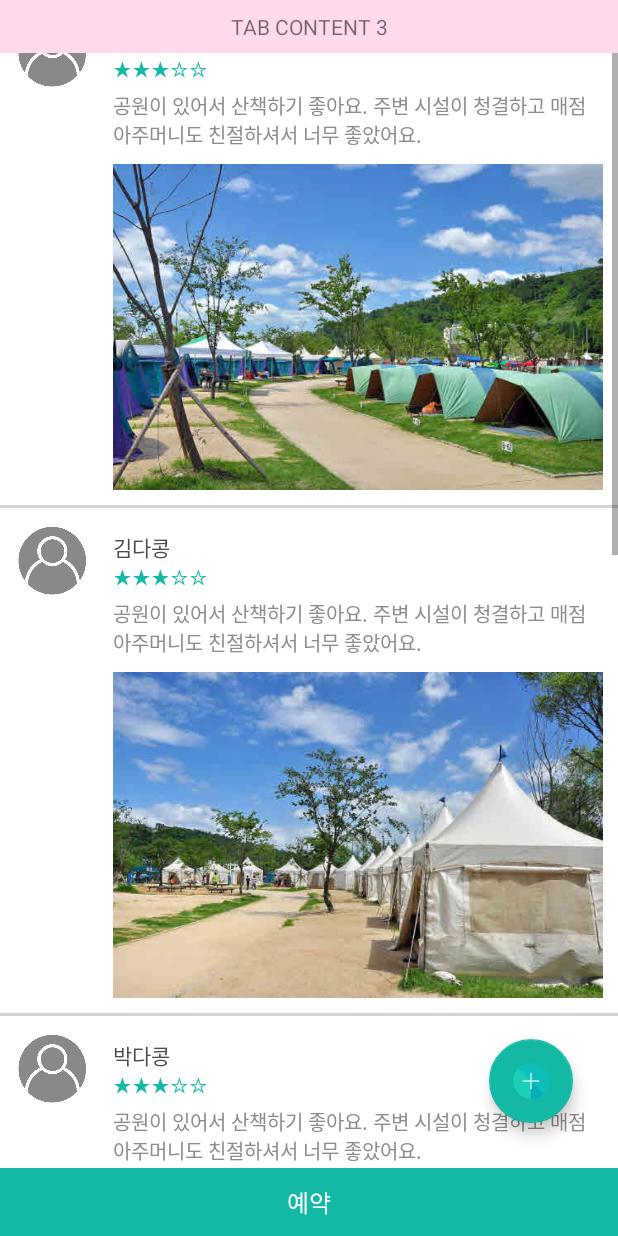
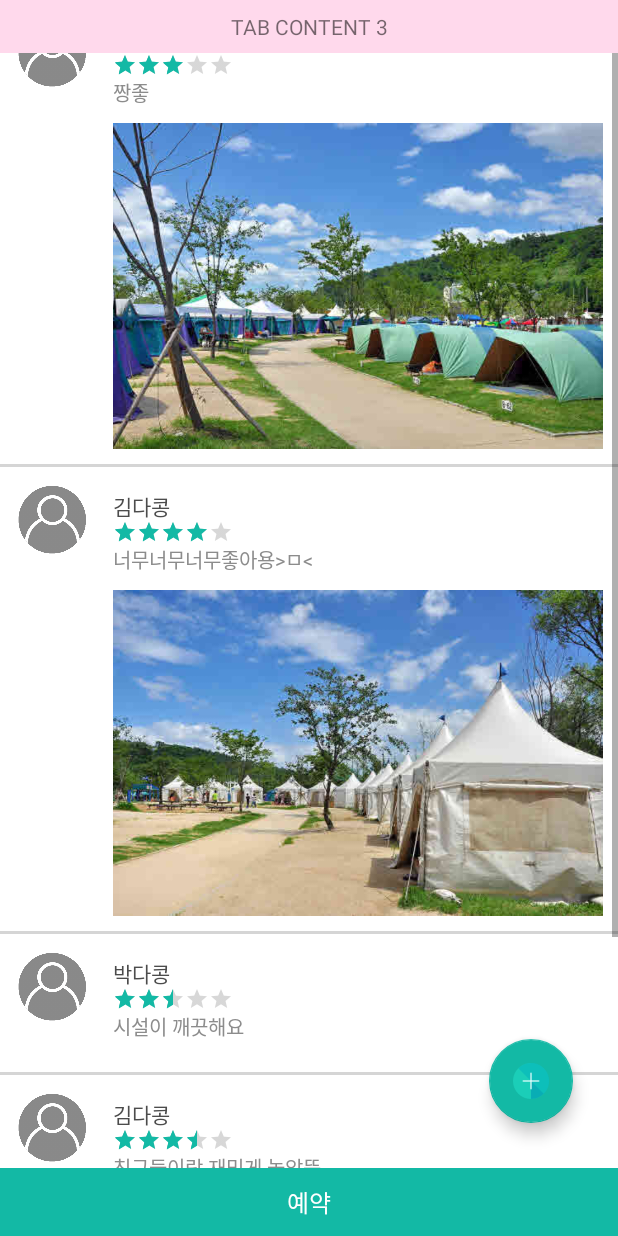
Before and after one commit to 2018SeoulMobilePlatform/EnDorphine, an Android app: the NanjiGuideActivity screen opened directly, with no data from a screen before it, on a phone screen of 412 x 824 dp. Run offline under Robolectric (Android 15) with nearby library versions, the phone set to English and light mode, and no system bars; libraries missing offline, so code that uses them is left out: com.melnykov.fab; plain views replace FloatingActionButton; 2 statements that could not run were skipped.

Commit message:
feat: add 리뷰쓰면 리뷰리스트에 업뎃되는 기능 구현

```diff
--- a/app/src/main/java/endorphine/icampyou/GuideMenu/NanjiGuideActivity.java
+++ b/app/src/main/java/endorphine/icampyou/GuideMenu/NanjiGuideActivity.java
@@ -38,14 +38,17 @@ public class NanjiGuideActivity extends Activity implements View.OnClickListener
     private ScrollView scrollView;  // 스크롤뷰
     private LinearLayout layout;    // 두번째 후기 탭
     private FloatingActionButton reviewAddButton;   // 후기작성버튼
+    private int userIcon;   // 유저 아이콘 이미지
+    private String nickName;    // 유저 닉네임
     private Intent intent;  // 인텐트
+    private LayoutInflater inflater;
 
     @Override
     protected void onCreate(Bundle savedInstanceState) {
         super.onCreate(savedInstanceState);
 
         // 페이지뷰에 사진 페이지 저장
-        LayoutInflater inflater = getLayoutInflater();
+        inflater = getLayoutInflater();
         pageViews = new ArrayList<View>();
         pageViews.add(inflater.inflate(R.layout.page01, null));
         pageViews.add(inflater.inflate(R.layout.page02, null));
@@ -116,19 +119,15 @@ public class NanjiGuideActivity extends Activity implements View.OnClickListener
         // 후기 데이터 설정
         reviewData = new ArrayList<>();
 
+        // 유저 아이콘이랑 닉네임 설정
+        userIcon = R.drawable.user_icon;
+        nickName = "김다콩";
+
         // 후기 아이템들 추가
-        ReviewListItem review1 = new ReviewListItem(R.drawable.user_icon,"이다콩","★★★☆☆",R.drawable.nanji_1);
-        ReviewListItem review2 = new ReviewListItem(R.drawable.user_icon,"김다콩","★★★☆☆",R.drawable.nanji_2);
-        ReviewListItem review3 = new ReviewListItem(R.drawable.user_icon,"박다콩","★★★☆☆",0);
-        ReviewListItem review4 = new ReviewListItem(R.drawable.user_icon,"김다콩","★★★☆☆",R.drawable.nanji_2);
-        ReviewListItem review5 = new ReviewListItem(R.drawable.user_icon,"김다콩","★★★☆☆",R.drawable.nanji_2);
-        ReviewListItem review6 = new ReviewListItem(R.drawable.user_icon,"김다콩","★★★☆☆",R.drawable.nanji_2);
-        reviewData.add(review1);
-        reviewData.add(review2);
-        reviewData.add(review3);
-        reviewData.add(review4);
-        reviewData.add(review5);
-        reviewData.add(review6);
+        addReviewList(R.drawable.user_icon,"이다콩",3,R.drawable.nanji_1,"짱좋");
+        addReviewList(R.drawable.user_icon,"김다콩",4,R.drawable.nanji_2,"너무너무너무좋아용>ㅁ<");
+        addReviewList(R.drawable.user_icon,"박다콩",(float)2.5,0,"시설이 깨끗해요");
+        addReviewList(R.drawable.user_icon,"김다콩",(float)3.5,R.drawable.nanji_2,"친구들이랑 재밌게 놀았뜸");
 
         // 어댑터로 후기 리스트에 아이템 뿌려주기
         adapter = new ReviewListViewAdapter(inflater, R.layout.review_listview_item, reviewData);
@@ -163,4 +162,35 @@ public class NanjiGuideActivity extends Activity implements View.OnClickListener
                 break;
         }
     }
+
+    // 리뷰 액티비티 갔다가 끝나면 여기로
+    @Override
+    protected void onResume() {
+        super.onResume();
+
+        float starNum;
+        String campingPlace;
+        String reviewContent;
+        int reviewImage;
+
+        intent = getIntent();
+
+        if(intent.getStringExtra("review_content") != null){
+            // 인텐트로 리뷰 값 받아오기
+            starNum = intent.getFloatExtra("star",0);
+            campingPlace = intent.getStringExtra("camping_place");
+            reviewContent = intent.getStringExtra("review_content");
+            reviewImage = intent.getIntExtra("review_image",0);
+            // 리스트에 추가하기
+            addReviewList(userIcon, nickName, starNum, reviewImage, reviewContent);
+            adapter = new ReviewListViewAdapter(inflater, R.layout.review_listview_item, reviewData);
+            reviewList.setAdapter(adapter);
+        }
+    }
+
+    // 후기 리스트에 아이템 추가하는 메소드
+    private void addReviewList(int userIcon, String nickName, float star, int reviewImage, String reviewContent){
+        ReviewListItem reviewItem = new ReviewListItem(userIcon, nickName, star, reviewImage, reviewContent);
+        reviewData.add(reviewItem);
+    }
 }
--- a/app/src/main/java/endorphine/icampyou/GuideMenu/ReviewListItem.java
+++ b/app/src/main/java/endorphine/icampyou/GuideMenu/ReviewListItem.java
@@ -10,15 +10,17 @@ public class ReviewListItem {
 
     private int profileImage; // 프로필 이미지
     private String nickName;  // 유저 닉네임
-    private String star;  // 별점
+    private float star;  // 별점
     private int reviewImage;    //리뷰 이미지
+    private String reviewContent;   // 리뷰 내용
 
     // 생성자
-    public ReviewListItem(int profileImage, String nickName, String star, int reviewImage) {
+    public ReviewListItem(int profileImage, String nickName, float star, int reviewImage, String reviewContent) {
         this.profileImage = profileImage;
         this.nickName = nickName;
         this.star = star;
         this.reviewImage = reviewImage;
+        this.reviewContent = reviewContent;
     }
 
     // 각 변수들 get 메소드
@@ -30,11 +32,13 @@ public class ReviewListItem {
         return nickName;
     }
 
-    public String getStar() {
+    public float getStar() {
         return star;
     }
 
     public int getReviewImage() {
         return reviewImage;
     }
+
+    public String getReviewContent() {return reviewContent;}
 }
--- a/app/src/main/java/endorphine/icampyou/GuideMenu/ReviewListViewAdapter.java
+++ b/app/src/main/java/endorphine/icampyou/GuideMenu/ReviewListViewAdapter.java
@@ -1,10 +1,12 @@
 package endorphine.icampyou.GuideMenu;
 
+import android.media.Rating;
 import android.view.LayoutInflater;
 import android.view.View;
 import android.view.ViewGroup;
 import android.widget.BaseAdapter;
 import android.widget.ImageView;
+import android.widget.RatingBar;
 import android.widget.TextView;
 
 import java.util.ArrayList;
@@ -23,8 +25,9 @@ public class ReviewListViewAdapter extends BaseAdapter {
 
     private ImageView profileImage;
     private TextView nickName;
-    private TextView star;
+    private RatingBar star;
     private ImageView reviewImage;
+    private TextView reviewContent;
 
     // 생성자
     public ReviewListViewAdapter(LayoutInflater inflater, int layout, ArrayList<ReviewListItem> reviewData){
@@ -54,12 +57,15 @@ public class ReviewListViewAdapter extends BaseAdapter {
         nickName=(TextView)convertView.findViewById(R.id.review_nickname);
         nickName.setText(reviewListItem.getNickName());
 
-        star = (TextView)convertView.findViewById(R.id.review_star);
-        star.setText(reviewListItem.getStar());
+        star = (RatingBar)convertView.findViewById(R.id.review_star);
+        star.setRating(reviewListItem.getStar());
 
         reviewImage = (ImageView)convertView.findViewById(R.id.review_image);
         reviewImage.setImageResource(reviewListItem.getReviewImage());
 
+        reviewContent = convertView.findViewById(R.id.review_content);
+        reviewContent.setText(reviewListItem.getReviewContent());
+
         return convertView;
     }
 }
--- a/app/src/main/java/endorphine/icampyou/ReviewWriteActivity.java
+++ b/app/src/main/java/endorphine/icampyou/ReviewWriteActivity.java
@@ -1,5 +1,6 @@
 package endorphine.icampyou;
 
+import android.content.Intent;
 import android.graphics.Bitmap;
 import android.support.v7.app.AppCompatActivity;
 import android.os.Bundle;
@@ -11,17 +12,20 @@ import android.widget.RatingBar;
 import android.widget.Spinner;
 import android.widget.TextView;
 
+import endorphine.icampyou.GuideMenu.NanjiGuideActivity;
+
 /**
  * 후기 작성 페이지
  */
 public class ReviewWriteActivity extends AppCompatActivity implements View.OnClickListener{
+
+    Intent intent;
 
     RatingBar ratingBar;    // 별점 바
     Spinner campingPlaceSpinner;    // 캠핑장 선택바
     ImageView reviewImageView;  // 후기사진 이미지뷰
     EditText reviewEditText;    // 후기 내용
     Button completingReviewButton;  // 작성완료 버튼
-
     float starNum;  // 별점
     String campingPlace;    // 캠핑장 이름
     int reviewImage; // 후기 사진
@@ -49,14 +53,16 @@ public class ReviewWriteActivity extends AppCompatActivity implements View.OnCli
                 // 현재 설정값 저장
                 setReviewValue();
                 // 인텐트로 리뷰한테 값 보내기
-
+                putIntent();
+                startActivity(intent);
+                finish();
                 break;
         }
     }
 
     public void setReviewValue(){
         // 별점 가져오기
-        starNum = ratingBar.getRating();
+        starNum = (float)ratingBar.getRating();
         // 캠핑장 이름 가져오기
         campingPlace = campingPlaceSpinner.getSelectedItem().toString();
         // 후기 사진 가져오기...(어케하는지 모르긔)
@@ -64,4 +70,12 @@ public class ReviewWriteActivity extends AppCompatActivity implements View.OnCli
         // 후기 내용 가져오기
         reviewContent = reviewEditText.getText().toString();
     }
+
+    public void putIntent(){
+        intent = new Intent(this, NanjiGuideActivity.class);
+        intent.putExtra("star",(float)starNum);
+        intent.putExtra("camping_place",campingPlace);
+        intent.putExtra("review_content",reviewContent);
+        intent.putExtra("review_image",reviewImage);
+    }
 }
--- a/app/src/main/res/layout/review_listview_item.xml
+++ b/app/src/main/res/layout/review_listview_item.xml
@@ -33,13 +33,23 @@
                 android:textColor="#4C4C4C"
                 android:paddingTop="5dp"/>
             <!-- 별점 -->
-            <TextView
+            <!--<TextView-->
+                <!--android:id="@+id/review_star"-->
+                <!--android:layout_width="wrap_content"-->
+                <!--android:layout_height="25dp"-->
+                <!--android:layout_gravity="bottom"-->
+                <!--android:text="★★★☆☆"-->
+                <!--android:textColor="@color/colorPrimary" />-->
+            <RatingBar
                 android:id="@+id/review_star"
                 android:layout_width="wrap_content"
-                android:layout_height="25dp"
-                android:layout_gravity="bottom"
-                android:text="★★★☆☆"
-                android:textColor="@color/colorPrimary" />
+                android:layout_height="wrap_content"
+                android:numStars="5"
+                android:padding="0dp"
+                android:rating="5"
+                android:stepSize="0.5"
+                style="?android:attr/ratingBarStyleSmall" />
+
             <!-- 리뷰 내용 -->
             <TextView
                 android:id="@+id/review_content"
```
